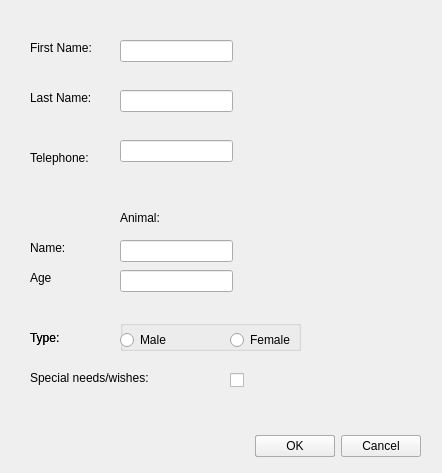
This is CxxProject/cppproject/checkinwindow.ui in Kritsi/giterkjipt as Qt 5 draws it before an edit. The edited form follows.
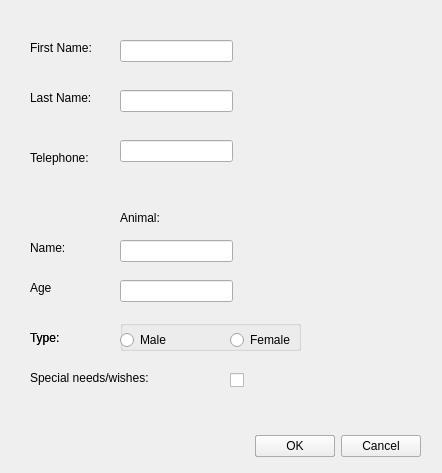
This is the edited form.

The edit to the form file:
```diff
--- a/CxxProject/cppproject/checkinwindow.ui
+++ b/CxxProject/cppproject/checkinwindow.ui
@@ -73,7 +73,7 @@
    <property name="geometry">
     <rect>
      <x>120</x>
-     <y>270</y>
+     <y>280</y>
      <width>113</width>
      <height>22</height>
     </rect>
@@ -135,7 +135,7 @@
    <property name="geometry">
     <rect>
      <x>30</x>
-     <y>270</y>
+     <y>280</y>
      <width>81</width>
      <height>16</height>
     </rect>
@@ -319,8 +319,8 @@
   <widget class="QLabel" name="label_age_error">
    <property name="geometry">
     <rect>
-     <x>260</x>
-     <y>270</y>
+     <x>250</x>
+     <y>280</y>
      <width>151</width>
      <height>16</height>
     </rect>
```
